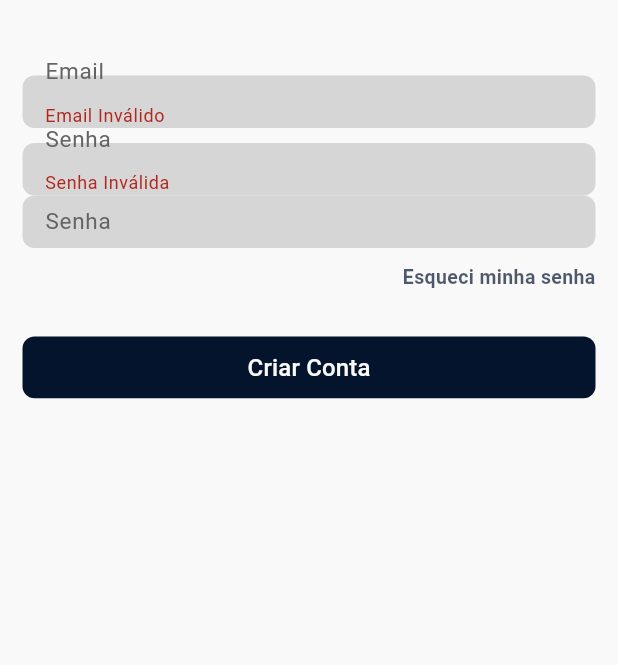
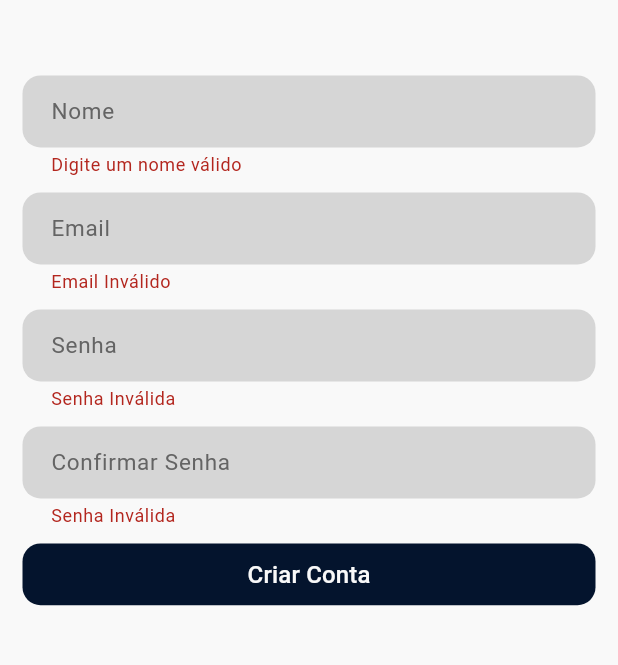
Before and after one commit to brunodeev/vallo_app, a Flutter app: the SingUpScreen screen opened by its route, after a tap on "Criar Conta", on a phone screen of 412 x 824 dp, the part 410-1075 px from its top. Run offline on Flutter 3.47's test engine with Material 2 defaults, Android fonts, the phone set to English and light mode, and no system bars; our stand-ins replace firebase_auth, firebase_core; accounts and stored records are empty.

Commit message:
adding register screen

```diff
--- a/lib/main.dart
+++ b/lib/main.dart
@@ -4,6 +4,7 @@ import 'package:provider/provider.dart';
 import 'package:vallo_app/constants/constant_colors.dart';
 import 'package:vallo_app/models/user_manager.dart';
 import 'package:vallo_app/screens/base/base_screen.dart';
+import 'package:vallo_app/screens/login/login_screen.dart';
 import 'package:vallo_app/screens/singup/singup_screen.dart';
 
 Future<void> main() async {
@@ -28,9 +29,13 @@ class MyApp extends StatelessWidget {
           useMaterial3: true,
           primaryColor: kPrimaryColor,
         ),
-        initialRoute: '/base',
+        initialRoute: '/login',
         onGenerateRoute: (settings) {
           switch (settings.name) {
+            case '/login':
+              return MaterialPageRoute(
+                builder: (_) => LoginScreen(),
+              );
             case '/signup':
               return MaterialPageRoute(
                 builder: (_) => SingUpScreen(),
--- a/lib/models/user_model.dart
+++ b/lib/models/user_model.dart
@@ -1,6 +1,9 @@
 class UserModel {
-  UserModel({this.email, this.password});
+  UserModel({this.name, this.email, this.password});
 
+  String? name;
   String? email;
   String? password;
+
+  String? confirmPassword;
 }
--- a/lib/screens/singup/singup_screen.dart
+++ b/lib/screens/singup/singup_screen.dart
@@ -1,5 +1,8 @@
+// ignore_for_file: must_be_immutable
+
 import 'package:flutter/material.dart';
 import 'package:provider/provider.dart';
+import 'package:vallo_app/models/user_model.dart';
 
 import '../../constants/constant_colors.dart';
 import '../../helpers/validators.dart';
@@ -8,10 +11,13 @@ import '../../models/user_manager.dart';
 class SingUpScreen extends StatelessWidget {
   SingUpScreen({super.key});
 
+  final TextEditingController nameController = TextEditingController();
   final TextEditingController emailController = TextEditingController();
   final TextEditingController passwordController = TextEditingController();
   final TextEditingController confirmPasswordController =
       TextEditingController();
+
+  UserModel user = UserModel();
 
   final GlobalKey<FormState> formKey = GlobalKey<FormState>();
 
@@ -42,16 +48,56 @@ class SingUpScreen extends StatelessWidget {
                     shrinkWrap: true,
                     children: [
                       Container(
-                        height: 35,
-                        decoration: BoxDecoration(
-                          borderRadius: BorderRadius.circular(8),
-                          color: const Color(0xFFD6D6D6),
+                        margin: const EdgeInsets.only(bottom: 10),
+                        child: TextFormField(
+                          controller: nameController,
+                          decoration: const InputDecoration(
+                            filled: true,
+                            fillColor: Color(0xFFD6D6D6),
+                            border: OutlineInputBorder(
+                              borderSide: BorderSide(
+                                width: 0,
+                                style: BorderStyle.none,
                               ),
+                              borderRadius:
+                                  BorderRadius.all(Radius.circular(12)),
+                            ),
+                            contentPadding: EdgeInsets.symmetric(
+                                horizontal: 15, vertical: 9.5),
+                            hintText: 'Nome',
+                            hintStyle: TextStyle(
+                              fontSize: 15,
+                              color: Color(0xFF646464),
+                            ),
+                          ),
+                          autocorrect: false,
+                          style: const TextStyle(color: kPrimaryColor),
+                          validator: (name) {
+                            if (name == null || name.length < 3) {
+                              return 'Digite um nome válido';
+                            } else if (name.trim().split(' ').length <= 1) {
+                              return 'Insira seu nome completo';
+                            }
+                            return null;
+                          },
+                          onSaved: (name) => user.name = name,
+                        ),
+                      ),
+                      Container(
+                        margin: const EdgeInsets.only(bottom: 10),
                         child: TextFormField(
-                          enabled: !userManager.loading,
                           controller: emailController,
                           decoration: const InputDecoration(
-                            border: InputBorder.none,
+                            filled: true,
+                            fillColor: Color(0xFFD6D6D6),
+                            border: OutlineInputBorder(
+                              borderSide: BorderSide(
+                                width: 0,
+                                style: BorderStyle.none,
+                              ),
+                              borderRadius:
+                                  BorderRadius.all(Radius.circular(12)),
+                            ),
                             contentPadding: EdgeInsets.symmetric(
                                 horizontal: 15, vertical: 9.5),
                             hintText: 'Email',
@@ -69,20 +115,24 @@ class SingUpScreen extends StatelessWidget {
                             }
                             return null;
                           },
+                          onSaved: (email) => user.email = email,
                         ),
                       ),
-                      const SizedBox(height: 10),
                       Container(
-                        height: 35,
-                        decoration: BoxDecoration(
-                          borderRadius: BorderRadius.circular(8),
-                          color: const Color(0xFFD6D6D6),
-                        ),
+                        margin: const EdgeInsets.only(bottom: 10),
                         child: TextFormField(
-                          enabled: !userManager.loading,
                           controller: passwordController,
                           decoration: const InputDecoration(
-                            border: InputBorder.none,
+                            filled: true,
+                            fillColor: Color(0xFFD6D6D6),
+                            border: OutlineInputBorder(
+                              borderSide: BorderSide(
+                                width: 0,
+                                style: BorderStyle.none,
+                              ),
+                              borderRadius:
+                                  BorderRadius.all(Radius.circular(12)),
+                            ),
                             contentPadding: EdgeInsets.symmetric(
                                 horizontal: 15, vertical: 9.5),
                             hintText: 'Senha',
@@ -100,22 +150,27 @@ class SingUpScreen extends StatelessWidget {
                             }
                             return null;
                           },
+                          onSaved: (password) => user.password = password,
                         ),
                       ),
                       Container(
-                        height: 35,
-                        decoration: BoxDecoration(
-                          borderRadius: BorderRadius.circular(8),
-                          color: const Color(0xFFD6D6D6),
+                        margin: const EdgeInsets.only(bottom: 10),
+                        child: TextFormField(
+                          controller: confirmPasswordController,
+                          decoration: const InputDecoration(
+                            filled: true,
+                            fillColor: Color(0xFFD6D6D6),
+                            border: OutlineInputBorder(
+                              borderSide: BorderSide(
+                                width: 0,
+                                style: BorderStyle.none,
                               ),
-                        child: TextFormField(
-                          enabled: !userManager.loading,
-                          controller: passwordController,
-                          decoration: const InputDecoration(
-                            border: InputBorder.none,
-                            contentPadding: EdgeInsets.symmetric(
-                                horizontal: 15, vertical: 9.5),
-                            hintText: 'Senha',
+                              borderRadius:
+                                  BorderRadius.all(Radius.circular(12)),
+                            ),
+                            contentPadding:
+                                EdgeInsets.symmetric(horizontal: 15),
+                            hintText: 'Confirmar Senha',
                             hintStyle: TextStyle(
                               fontSize: 15,
                               color: Color(0xFF646464),
@@ -125,30 +180,15 @@ class SingUpScreen extends StatelessWidget {
                           style: const TextStyle(color: kPrimaryColor),
                           obscureText: true,
                           validator: (password) {
-                            if (password != confirmPasswordController.text) {
+                            if (password == null || password.length < 6) {
                               return 'Senha Inválida';
                             }
                             return null;
                           },
+                          onSaved: (confirmPassword) =>
+                              user.confirmPassword = confirmPassword,
                         ),
                       ),
-                      Padding(
-                        padding: const EdgeInsets.only(top: 10, bottom: 20),
-                        child: Align(
-                          alignment: Alignment.centerRight,
-                          child: GestureDetector(
-                            onTap: () {},
-                            child: Text(
-                              'Esqueci minha senha',
-                              style: TextStyle(
-                                  fontSize: 13,
-                                  color: kPrimaryColor.withOpacity(.7),
-                                  fontWeight: FontWeight.bold),
-                            ),
-                          ),
-                        ),
-                      ),
-                      const SizedBox(height: 10),
                       SizedBox(
                         height: MediaQuery.of(context).size.height * 0.05,
                         child: ElevatedButton(
@@ -156,41 +196,29 @@ class SingUpScreen extends StatelessWidget {
                                 elevation: 0,
                                 backgroundColor: kPrimaryColor,
                                 shape: RoundedRectangleBorder(
-                                  borderRadius: BorderRadius.circular(8))),
-                          onPressed: userManager.loading
-                              ? null
-                              : () {
+                                    borderRadius: BorderRadius.circular(12))),
+                            onPressed: () {
                               if (formKey.currentState!.validate()) {
-                                    userManager.signIn(
-                                      user: UserModel(
-                                        email: emailController.text,
-                                        password: passwordController.text,
-                                      ),
-                                      onFail: (e) {
-                                        ScaffoldMessenger.of(context)
-                                            .showSnackBar(
-                                          SnackBar(
-                                            content: Text(e,
-                                                style: const TextStyle(
-                                                    fontSize: 18)),
+                                formKey.currentState!.save();
+                                print('Salvou!');
+
+                                if (user.password != user.confirmPassword) {
+                                  ScaffoldMessenger.of(context).showSnackBar(
+                                    const SnackBar(
+                                      content: Text('Senhas não correspondem',
+                                          style: TextStyle(fontSize: 18)),
                                       backgroundColor: Colors.red,
                                     ),
                                   );
-                                      },
-                                      onSuccess: () {},
-                                    );
+                                  return;
+                                }
                               }
                             },
-                          child: !userManager.loading
-                              ? const Text(
+                            child: const Text(
                               'Criar Conta',
                               style: TextStyle(
                                   color: kSecondaryColor, fontSize: 16),
-                                )
-                              : const Center(
-                                  child: CircularProgressIndicator(),
-                                ),
-                        ),
+                            )),
                       ),
                     ],
                   );
```
Lines whose indentation alone changed are shown as unchanged.
